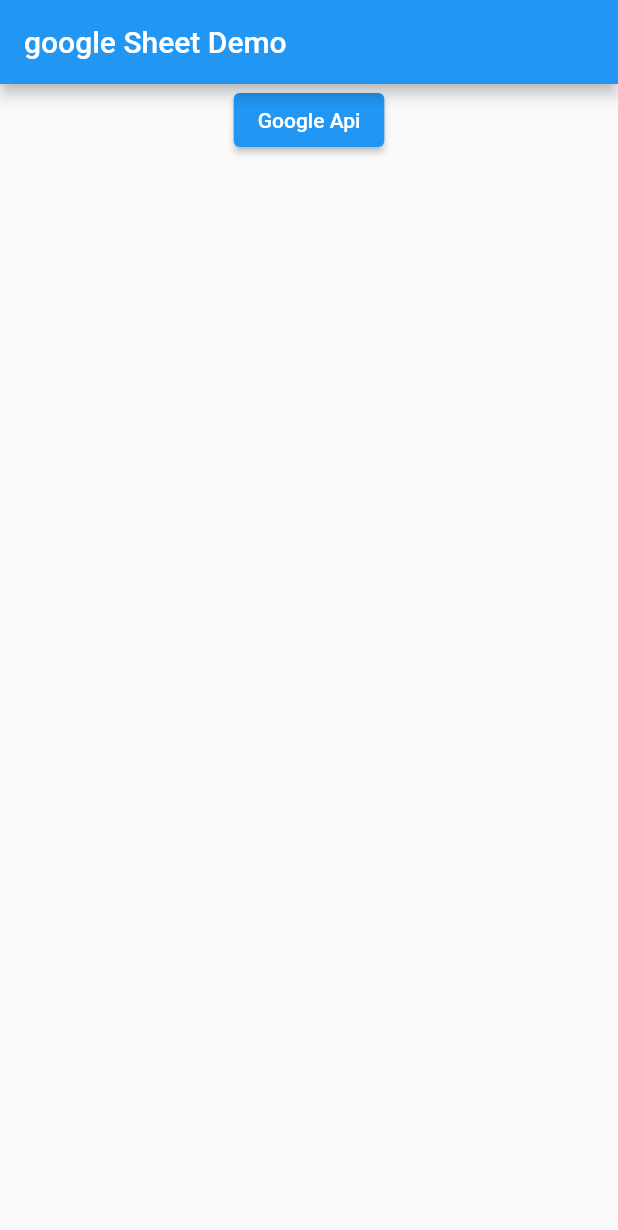
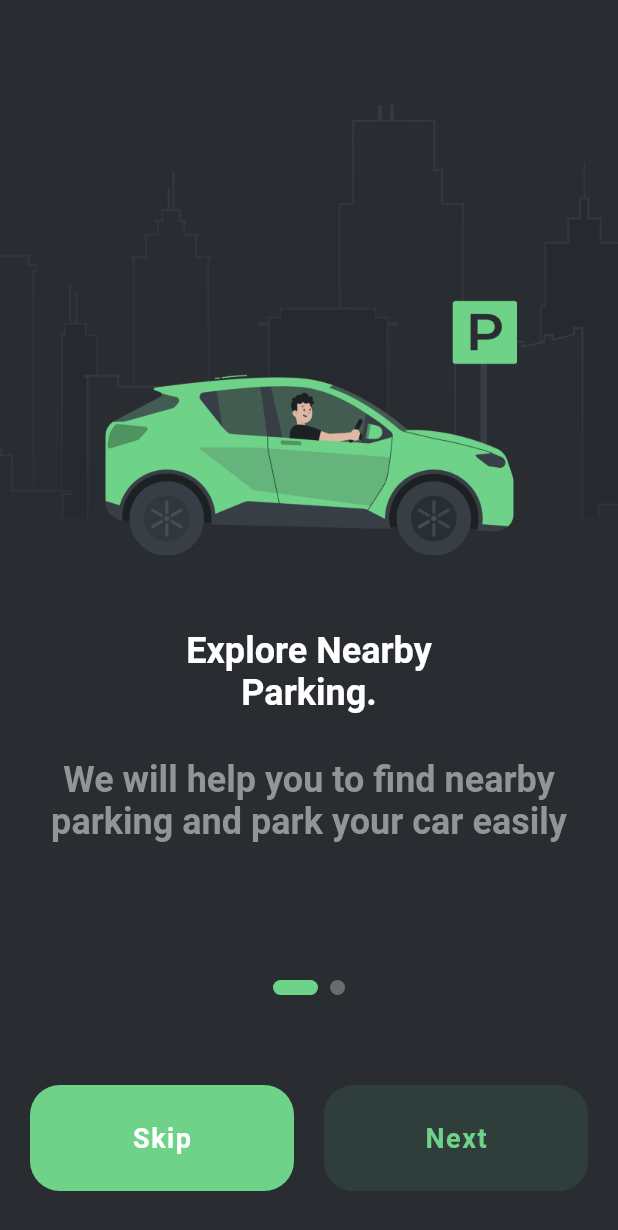
Before and after one commit to mamtapansuriya/googlesheet_api_demo, a Flutter app: the screen it shows after launch, on a phone screen of 412 x 824 dp. Shown: the top 1230 px of the screen. Run offline on Flutter 3.47's test engine with Material 2 defaults, Android fonts, the phone set to English and light mode, and no system bars; drawn by our look-alikes of smooth_page_indicator; our stand-ins replace get; missing offline and left inert: gsheets; key blocks and very long unbroken strings in the code were emptied for the run.

Commit message:
#page indicator demo add

```diff
--- a/lib/googlesheet_api/googlesheet_screen.dart
+++ b/lib/googlesheet_api/googlesheet_screen.dart
@@ -18,12 +18,14 @@
           child: Column(
             mainAxisAlignment: MainAxisAlignment.center,
             children: [
-            TextFormField(
+              Obx(
+                () => TextFormField(
                   controller: _googleSheetController.idController,
                   readOnly: _googleSheetController.isEdit.value ? true : false,
                   decoration: const InputDecoration(
                     labelText: 'id',
                     border: OutlineInputBorder(),
+                  ),
                 ),
               ),
               Padding(
@@ -43,45 +45,9 @@
                   border: OutlineInputBorder(),
                 ),
               ),
-
-            /// getdata by specific rownumber
-            // Padding(
-            //   padding: EdgeInsets.symmetric(vertical: 10),
-            //   child: Row(
-            //     mainAxisSize: MainAxisSize.min,
-            //     children: [
-            //       Expanded(
-            //         flex: 4,
-            //         child: TextFormField(
-            //           controller: _googleSheetController.numberController,
-            //           decoration: const InputDecoration(
-            //             isDense: true,
-            //             labelText: 'Row Number',
-            //             border: OutlineInputBorder(),
-            //           ),
-            //         ),
-            //       ),
-            //       const SizedBox(
-            //         width: 10,
-            //       ),
-            //       Expanded(
-            //         flex: 2,
-            //         child: ElevatedButton(
-            //             onPressed: () async {
-            //               List<String>? list = await UserSheetApi.getData(
-            //                   int.parse(_googleSheetController
-            //                       .numberController.text));
-            //
-            //               _googleSheetController.idController.text = list![0];
-            //               _googleSheetController.nameController.text = list[1];
-            //               _googleSheetController.emailController.text = list[2];
-            //             },
-            //             child: const Text("Get by")),
-            //       ),
-            //     ],
-            //   ),
-            // ),
-            Row(
+              Padding(
+                padding: const EdgeInsets.symmetric(vertical: 8.0),
+                child: Row(
                   mainAxisAlignment: MainAxisAlignment.center,
                   children: [
                     ElevatedButton(
@@ -89,7 +55,8 @@
                           User user = User(
                               id: _googleSheetController.idController.text,
                               name: _googleSheetController.nameController.text,
-                          email: _googleSheetController.emailController.text);
+                              email:
+                                  _googleSheetController.emailController.text);
                           if (_googleSheetController.isEdit.value) {
                             await UserSheetApi.update(
                                 _googleSheetController.idController.text,
@@ -101,22 +68,30 @@
                           _googleSheetController.clearData();
                         },
                         child: const Text("Save")),
-                const SizedBox(
-                  width: 10,
-                ),
-                ElevatedButton(
+                    Padding(
+                      padding: const EdgeInsets.symmetric(horizontal: 8.0),
+                      child: ElevatedButton(
                           onPressed: () async {
                             _googleSheetController.userList?.value =
                                 await UserSheetApi.getAllData();
-                      print(_googleSheetController.userList);
+
                             Get.toNamed(Routes.userDataScreen);
                           },
-                    child: const Text("GetAll"))
+                          child: const Text("GetAll")),
+                    ),
+                    ElevatedButton(
+                        onPressed: () {
+                          _googleSheetController.clearData();
+                          _googleSheetController.isEdit.value = false;
+                        },
+                        child: const Text("Add New"))
                   ],
+                ),
               ),
             ],
           ),
         ),
-    ));
+      ),
+    );
   }
 }
--- a/lib/googlesheet_api/usersheetapi_class.dart
+++ b/lib/googlesheet_api/usersheetapi_class.dart
@@ -21,6 +21,7 @@
   static Worksheet? worksheet;
 
   static Future<void> init() async {
+    //#1E1E1E
     try {
       final spedsheet = await gsheet.spreadsheet(sheetId);
       worksheet = await getWorkSheet(spedsheet, "User1");
--- a/lib/home_screen.dart
+++ b/lib/home_screen.dart
@@ -11,18 +11,21 @@
     return SafeArea(
       child: Scaffold(
         appBar: AppBar(
-        title: Text("google Sheet Demo"),
+          title: const Text("GoogleSheet Demo"),
         ),
         body: Center(
           child: Column(
+            mainAxisAlignment: MainAxisAlignment.center,
             children: [
               ElevatedButton(
                   onPressed: () {
                     Get.toNamed(Routes.googleApiScreen);
                   },
-              child: Text("Google Api"))
+                  child: const Text("Google Sheet"))
             ],
-      )),
-    ));
+          ),
+        ),
+      ),
+    );
   }
 }
--- a/lib/main.dart
+++ b/lib/main.dart
@@ -1,5 +1,6 @@
 import 'package:flutter/material.dart';
 import 'package:get/get.dart';
+import 'package:googlesheet_api_demo/page_indiacator/splash/splash_controller.dart';
 
 import 'googlesheet_api/usersheetapi_class.dart';
 import 'utils/routes.dart';
@@ -13,16 +14,24 @@
 class MyApp extends StatelessWidget {
   const MyApp({super.key});
 
-  // This widget is the root of your application.
   @override
   Widget build(BuildContext context) {
     return GetMaterialApp(
+      debugShowCheckedModeBanner: false,
       title: 'Flutter Demo',
+      initialBinding: AppBinding(),
       theme: ThemeData(
         primarySwatch: Colors.blue,
       ),
-      initialRoute: Routes.homeScreen,
+      initialRoute: Routes.splashScreen,
       getPages: Routes.routes,
     );
   }
 }
+
+class AppBinding extends Bindings {
+  @override
+  void dependencies() {
+    Get.put(SplashController());
+  }
+}
--- /dev/null
+++ b/lib/page_indiacator/onboading/onboading_screen.dart
@@ -0,0 +1,100 @@
+import 'package:flutter/material.dart';
+import 'package:get/get.dart';
+import 'package:googlesheet_api_demo/page_indiacator/splash/splash_controller.dart';
+import 'package:googlesheet_api_demo/page_indiacator/widget/custom_button.dart';
+import 'package:googlesheet_api_demo/utils/routes.dart';
+import 'package:smooth_page_indicator/smooth_page_indicator.dart';
+
+class OnBoadingScreen extends StatelessWidget {
+  OnBoadingScreen({Key? key}) : super(key: key);
+  final SplashController _splashController = Get.find();
+
+  @override
+  Widget build(BuildContext context) {
+    return Scaffold(
+      backgroundColor: const Color(0xFF292D32),
+      body: Column(
+        mainAxisAlignment: MainAxisAlignment.end,
+        children: [
+          Expanded(
+            flex: 5,
+            child: Obx(
+              () => PageView.builder(
+                controller: _splashController.controller,
+                itemCount: _splashController.onBoadingWidget.length,
+                scrollDirection: Axis.horizontal,
+                itemBuilder: (context, index) {
+                  return _splashController.onBoadingWidget[index];
+                },
+              ),
+            ),
+          ),
+          SmoothPageIndicator(
+            controller: _splashController.controller,
+            count: 2,
+            textDirection: TextDirection.ltr,
+            effect: const ExpandingDotsEffect(
+              dotColor: Color(0xFF696C6F),
+              activeDotColor: Color(0xFF6FD289),
+              dotHeight: 10,
+              dotWidth: 10,
+            ),
+          ),
+          const SizedBox(
+            height: 30,
+          ),
+          Expanded(
+            child: Padding(
+              padding: const EdgeInsets.symmetric(horizontal: 20, vertical: 30),
+              child: Obx(
+                () => _splashController.currentPageValue.value == 0.0
+                    ? Row(
+                        children: [
+                          Expanded(
+                            child: CustomButton(
+                                title: "Skip",
+                                onTap: () {
+                                  _splashController.isNext.value = false;
+                                  Get.toNamed(Routes.homeScreen);
+                                },
+                                buttonColor: _splashController.isNext.value
+                                    ? const Color(0xFF303E3B)
+                                    : const Color(0xff6FD289),
+                                textColor: _splashController.isNext.value
+                                    ? const Color(0xFF6FD289)
+                                    : Colors.white),
+                          ),
+                          const SizedBox(
+                            width: 20,
+                          ),
+                          Expanded(
+                            child: CustomButton(
+                                title: "Next",
+                                onTap: () {
+                                  _splashController.isNext.value = true;
+                                  _splashController.gotoNextPage();
+                                },
+                                buttonColor: _splashController.isNext.value
+                                    ? const Color(0xff6FD289)
+                                    : const Color(0xFF303E3B),
+                                textColor: _splashController.isNext.value
+                                    ? Colors.white
+                                    : const Color(0xFF6FD289)),
+                          ),
+                        ],
+                      )
+                    : CustomButton(
+                        title: "Next",
+                        onTap: () {
+                          Get.toNamed(Routes.homeScreen);
+                        },
+                        buttonColor: const Color(0xff6FD289),
+                        textColor: Colors.white),
+              ),
+            ),
+          )
+        ],
+      ),
+    );
+  }
+}
--- /dev/null
+++ b/lib/page_indiacator/splash/splash_controller.dart
@@ -0,0 +1,59 @@
+import 'dart:async';
+
+import 'package:flutter/material.dart';
+import 'package:flutter/services.dart';
+import 'package:get/get.dart';
+import 'package:googlesheet_api_demo/page_indiacator/widget/onboading_widget.dart';
+import 'package:googlesheet_api_demo/utils/routes.dart';
+
+class SplashController extends GetxController {
+  final controller = PageController();
+  RxDouble currentPageValue = 0.0.obs;
+  RxBool isNext = false.obs;
+  RxList<Widget> onBoadingWidget = <Widget>[
+    const OnboadingWidget(
+      imagePath2: "assets/image/Group 111.png",
+      imagePath1: "assets/image/splashImage.png",
+      titleText1: "Explore Nearby",
+      titleText2: "Parking.",
+      subtitleText:
+          "We will help you to find nearby parking and park your car easily",
+      secondLeft: 70,
+    ),
+    const OnboadingWidget(
+      imagePath1: "assets/image/splashImage.png",
+      imagePath2: "assets/image/onboading2Image.png",
+      titleText1: "Book & Pay",
+      titleText2: "Quickly & Safely.",
+      subtitleText:
+          "We will help you to find nearby parking and park your car easily",
+      secondLeft: 100,
+    ),
+  ].obs;
+  @override
+  void onInit() {
+    SystemChrome.setSystemUIOverlayStyle(
+      const SystemUiOverlayStyle(
+        statusBarColor: Color(0xFF292D32),
+        statusBarBrightness: Brightness.light,
+        statusBarIconBrightness: Brightness.light,
+      ),
+    );
+    Timer(const Duration(seconds: 5),
+        () => Get.offAndToNamed(Routes.onBoadingScreen));
+    controller.addListener(() {
+      currentPageValue.value = controller.page!;
+    });
+    super.onInit();
+  }
+
+  void gotoNextPage() {
+    if (currentPageValue.value == 0.0) {
+      currentPageValue.value++;
+      controller.nextPage(
+        duration: const Duration(milliseconds: 500),
+        curve: Curves.fastOutSlowIn,
+      );
+    } else {}
+  }
+}
--- /dev/null
+++ b/lib/page_indiacator/splash/splash_screen.dart
@@ -0,0 +1,20 @@
+import 'package:flutter/material.dart';
+
+class SplashScreen extends StatelessWidget {
+  const SplashScreen({Key? key}) : super(key: key);
+
+  @override
+  Widget build(BuildContext context) {
+    return Scaffold(
+      backgroundColor: Color(0xFF1E1E1E),
+      body: SizedBox(
+        height: MediaQuery.of(context).size.height,
+        width: MediaQuery.of(context).size.width,
+        child: Image.asset(
+          "assets/image/splashfullImage.png",
+          fit: BoxFit.cover,
+        ),
+      ),
+    );
+  }
+}
--- /dev/null
+++ b/lib/page_indiacator/widget/custom_button.dart
@@ -0,0 +1,40 @@
+import 'package:flutter/material.dart';
+
+class CustomButton extends StatelessWidget {
+  const CustomButton(
+      {Key? key,
+      this.title,
+      this.height,
+      this.onTap,
+      this.textColor,
+      this.buttonColor})
+      : super(key: key);
+  final double? height;
+  final String? title;
+  final void Function()? onTap;
+  final Color? textColor;
+  final Color? buttonColor;
+
+  @override
+  Widget build(BuildContext context) {
+    return GestureDetector(
+      onTap: onTap,
+      child: Container(
+        // height: height ?? 70,
+        decoration: BoxDecoration(
+            color: buttonColor ?? const Color(0xFF6FD289),
+            borderRadius: BorderRadius.circular(20)),
+        child: Center(
+          child: Text(
+            title ?? "",
+            style: TextStyle(
+                fontWeight: FontWeight.w600,
+                fontSize: 18,
+                letterSpacing: 1,
+                color: textColor ?? Colors.white),
+          ),
+        ),
+      ),
+    );
+  }
+}
--- /dev/null
+++ b/lib/page_indiacator/widget/onboading_widget.dart
@@ -0,0 +1,92 @@
+import 'package:flutter/material.dart';
+
+class OnboadingWidget extends StatelessWidget {
+  const OnboadingWidget(
+      {Key? key,
+      this.imagePath1,
+      this.imagePath2,
+      this.titleText1,
+      this.titleText2,
+      this.subtitleText,
+      this.secondLeft})
+      : super(key: key);
+  final String? imagePath1;
+  final String? imagePath2;
+  final String? titleText1;
+  final String? titleText2;
+  final String? subtitleText;
+  final double? secondLeft;
+
+  @override
+  Widget build(BuildContext context) {
+    return Padding(
+      padding: const EdgeInsets.symmetric(vertical: 70),
+      child: Column(
+        //mainAxisAlignment: MainAxisAlignment.end,
+        children: [
+          SizedBox(
+            height: 300,
+            width: MediaQuery.of(context).size.width,
+            child: Stack(
+              children: [
+                Positioned(
+                  top: 0,
+                  right: -20,
+                  bottom: 25,
+                  left: -10,
+                  child: Image.asset(
+                    imagePath1 ?? "",
+                    width: MediaQuery.of(context).size.width,
+                    fit: BoxFit.cover,
+                  ),
+                ),
+                Positioned(
+                  bottom: 0,
+                  left: secondLeft,
+                  child: Image.asset(
+                    imagePath2 ?? "",
+                    scale: 4,
+                  ),
+                ),
+              ],
+            ),
+          ),
+          const SizedBox(
+            height: 50,
+          ),
+          Text(
+            titleText1 ?? "",
+            maxLines: 2,
+            textAlign: TextAlign.center,
+            style: const TextStyle(
+                fontWeight: FontWeight.w700, fontSize: 24, color: Colors.white),
+          ),
+          Text(
+            titleText2 ?? "",
+            maxLines: 2,
+            textAlign: TextAlign.center,
+            style: const TextStyle(
+                fontWeight: FontWeight.w700, fontSize: 24, color: Colors.white),
+          ),
+          const SizedBox(
+            height: 30,
+          ),
+          Padding(
+            padding: const EdgeInsets.symmetric(
+              horizontal: 10,
+            ),
+            child: Text(
+              subtitleText ?? "",
+              maxLines: 2,
+              textAlign: TextAlign.center,
+              style: const TextStyle(
+                  fontWeight: FontWeight.w700,
+                  fontSize: 24,
+                  color: Color(0xFF939497)),
+            ),
+          ),
+        ],
+      ),
+    );
+  }
+}
--- a/lib/utils/routes.dart
+++ b/lib/utils/routes.dart
@@ -1,6 +1,8 @@
 import 'package:get/get.dart';
 import 'package:googlesheet_api_demo/googlesheet_api/userdata_screen.dart';
 import 'package:googlesheet_api_demo/home_screen.dart';
+import 'package:googlesheet_api_demo/page_indiacator/onboading/onboading_screen.dart';
+import 'package:googlesheet_api_demo/page_indiacator/splash/splash_screen.dart';
 
 import '../googlesheet_api/googlesheet_screen.dart';
 
@@ -10,6 +12,8 @@
   static const String homeScreen = '/homeScreen';
   static const String googleApiScreen = '/googleApiScreen';
   static const String userDataScreen = '/userDataScreen';
+  static const String splashScreen = '/splashScreen';
+  static const String onBoadingScreen = '/onBoadingScreen';
 
   static List<GetPage<dynamic>> routes = [
     GetPage<dynamic>(
@@ -27,5 +31,15 @@
       page: () => UserDataScreen(),
       transition: defaultTransition,
     ),
+    GetPage<dynamic>(
+      name: splashScreen,
+      page: () => const SplashScreen(),
+      transition: defaultTransition,
+    ),
+    GetPage<dynamic>(
+      name: onBoadingScreen,
+      page: () => OnBoadingScreen(),
+      transition: defaultTransition,
+    ),
   ];
 }
```
Also changed, not shown: pubspec.yaml (+5 -3 lines), assets/image/Group 111.png (added), assets/image/onboading2Image.png (added), assets/image/parkerLogo.png (added), assets/image/splashImage.png (added), assets/image/splashfullImage.png (added), pubspec.lock. Lines whose indentation alone changed are shown as unchanged.
